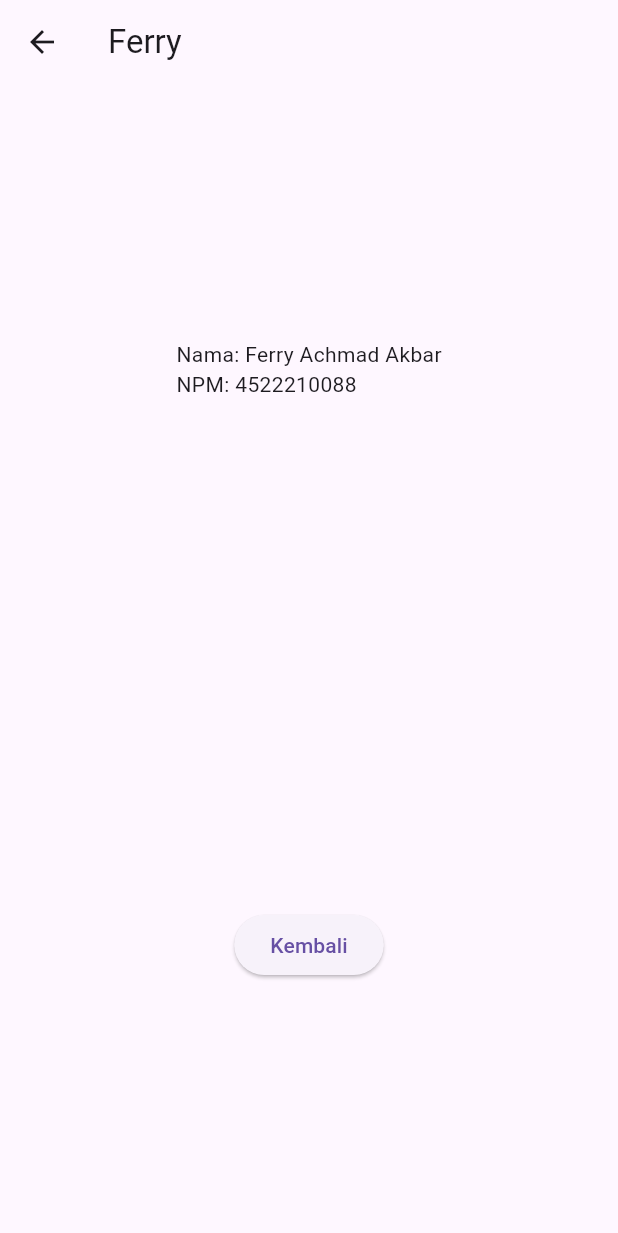
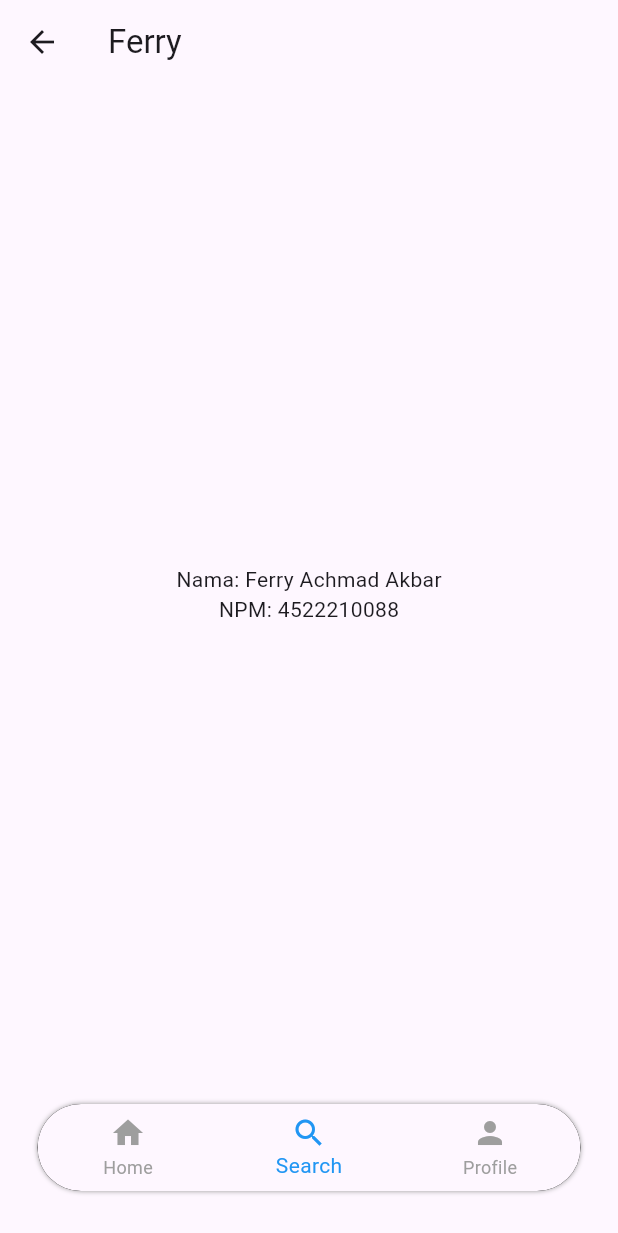
Before and after one commit to FerryAchmadAkbar4522210088/PBM-ZTE, a Flutter app: the FerryPage screen opened directly, on a phone screen of 412 x 824 dp. Shown: the top 1233 px of the screen. Run offline on Flutter 3.47's test engine with Material 3 defaults, Android fonts, the phone set to English and light mode, and no system bars; missing offline and left inert: flutter_application_1; statements that could not run were skipped.

Commit message:
Update ferry.dart

```diff
--- a/lib/pages/ferry.dart
+++ b/lib/pages/ferry.dart
@@ -1,27 +1,65 @@
 import 'package:flutter/material.dart';
+import 'home.dart'; // Pastikan ini sesuai dengan lokasi file HomePage
 
-class FerryPage extends StatelessWidget {
+class FerryPage extends StatefulWidget {
+  @override
+  _FerryPageState createState() => _FerryPageState();
+}
+
+class _FerryPageState extends State<FerryPage> {
+  int _selectedIndex = 1; // Atur indeks default ke halaman saat ini
+
+  void _onItemTapped(int index) {
+    if (index == 0) {
+      // Jika Home diklik, kembali ke HomePage
+      Navigator.pushReplacement(
+          context, MaterialPageRoute(builder: (context) => HomePage()));
+    }
+    setState(() {
+      _selectedIndex = index;
+    });
+  }
+
   @override
   Widget build(BuildContext context) {
     return Scaffold(
       appBar: AppBar(title: const Text("Ferry")),
-      body: Column(
-        mainAxisAlignment: MainAxisAlignment.spaceAround,
-        children: [
-          Center(
+      body: Center(
         child: Column(
-              crossAxisAlignment: CrossAxisAlignment.start,
-              children: [
+          mainAxisAlignment: MainAxisAlignment.center,
+          children: const [
             Text("Nama: Ferry Achmad Akbar"),
             Text("NPM: 4522210088"),
           ],
         ),
       ),
-          ElevatedButton(
-            onPressed: () => Navigator.pop(context),
-            child: const Text("Kembali"),
+      bottomNavigationBar: Container(
+        margin: EdgeInsets.only(bottom: 30, left: 25, right: 25),
+        decoration: BoxDecoration(
+          color: Colors.black,
+          borderRadius: BorderRadius.circular(30),
+          boxShadow: [
+            BoxShadow(
+              color: Colors.grey,
+              blurRadius: 2,
+              spreadRadius: 0.1,
             ),
           ],
+        ),
+        child: ClipRRect(
+          borderRadius: BorderRadius.circular(30),
+          child: BottomNavigationBar(
+            currentIndex: _selectedIndex,
+            onTap: _onItemTapped,
+            selectedItemColor: Colors.blue,
+            unselectedItemColor: Colors.grey,
+            items: const [
+              BottomNavigationBarItem(icon: Icon(Icons.home), label: "Home"),
+              BottomNavigationBarItem(icon: Icon(Icons.search), label: "Search"),
+              BottomNavigationBarItem(icon: Icon(Icons.person), label: "Profile"),
+            ],
+          ),
+        ),
       ),
     );
   }
```
Lines whose indentation alone changed are shown as unchanged.
